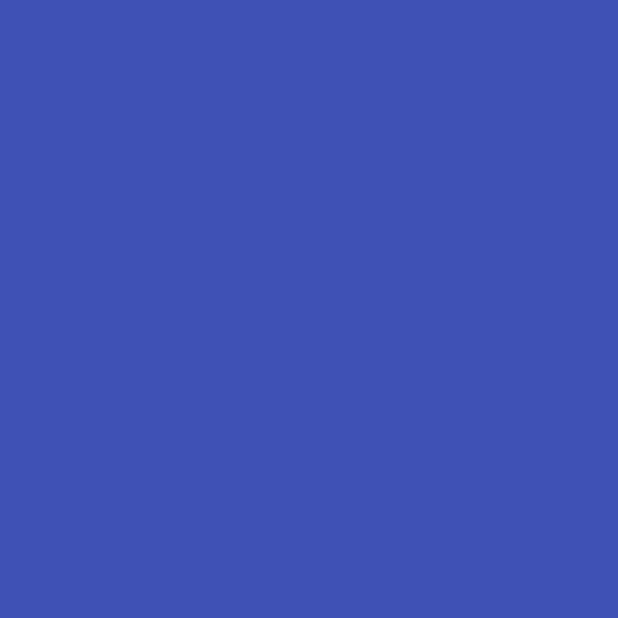
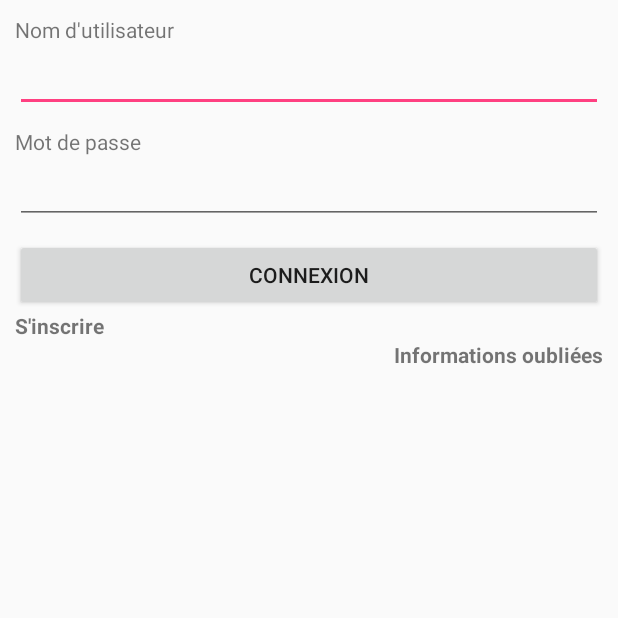
Before and after one commit to nadiamas/Raconte-Moi, an Android app: the screen it shows after launch (MainActivity), on a phone screen of 412 x 824 dp, the top half of it. Before the commit the part shown is empty. Run offline under Robolectric (Android 15) with nearby library versions, the phone set to English and light mode, and no system bars.

Commit message:
update all

```diff
--- a/app/src/main/res/layout/activity_main.xml
+++ b/app/src/main/res/layout/activity_main.xml
@@ -1,24 +1,58 @@
 <?xml version="1.0" encoding="utf-8"?>
-<RelativeLayout xmlns:android="http://schemas.android.com/apk/res/android"
+<LinearLayout xmlns:android="http://schemas.android.com/apk/res/android"
     xmlns:tools="http://schemas.android.com/tools"
-    android:id="@+id/activity_main"
+    android:orientation="vertical"
+    android:layout_height="match_parent"
     android:layout_width="match_parent"
-    android:layout_height="match_parent"
-    android:paddingBottom="@dimen/activity_vertical_margin"
-    android:paddingLeft="@dimen/activity_horizontal_margin"
-    android:paddingRight="@dimen/activity_horizontal_margin"
-    android:paddingTop="@dimen/activity_vertical_margin"
-    tools:context="com.example.benzait27.raconte_moi.MainActivity"
-    android:background="@color/colorPrimary">
+    android:padding="10dp">
 
+    <TextView
+        android:layout_width="wrap_content"
+        android:text="Nom d'utilisateur"
+        android:layout_height="wrap_content" />
+    <EditText
+        android:id="@+id/etNomUtilisateur"
+        android:layout_width="match_parent"
+        android:layout_marginBottom="10dp"
+        android:layout_height="wrap_content" />
+
+    <TextView
+        android:layout_width="wrap_content"
+        android:text="Mot de passe"
+        android:layout_height="wrap_content" />
+    <EditText
+        android:id="@+id/etMotDePasse"
+        android:layout_width="match_parent"
+        android:inputType="textPassword"
+        android:layout_marginBottom="10dp"
+        android:layout_height="wrap_content" />
 
     <Button
-        android:text="Button"
-        android:layout_width="wrap_content"
-        android:layout_height="wrap_content"
-        android:layout_alignParentBottom="true"
-        android:layout_alignParentStart="true"
-        android:layout_marginStart="509dp"
-        android:layout_marginBottom="202dp"
-        android:id="@+id/button" />
-</RelativeLayout>
+        android:id="@+id/bConnexion"
+        android:text="Connexion"
+        android:layout_width="match_parent"
+        android:layout_height="wrap_content" />
+
+    <LinearLayout
+        android:layout_width="match_parent"
+        android:layout_height="match_parent"
+        android:orientation="vertical">
+
+        <TextView
+            android:id="@+id/tvInscriptionLink"
+            android:layout_width="wrap_content"
+            android:text="S'inscrire"
+            android:textStyle="bold"
+            android:layout_gravity="left"
+            android:layout_height="wrap_content" />
+
+        <TextView
+            android:id="@+id/tvOubliInfoLink"
+            android:layout_width="wrap_content"
+            android:text="Informations oubliées"
+            android:textStyle="bold"
+            android:layout_gravity="right"
+            android:layout_height="wrap_content" />
+
+    </LinearLayout>
+</LinearLayout>
```
